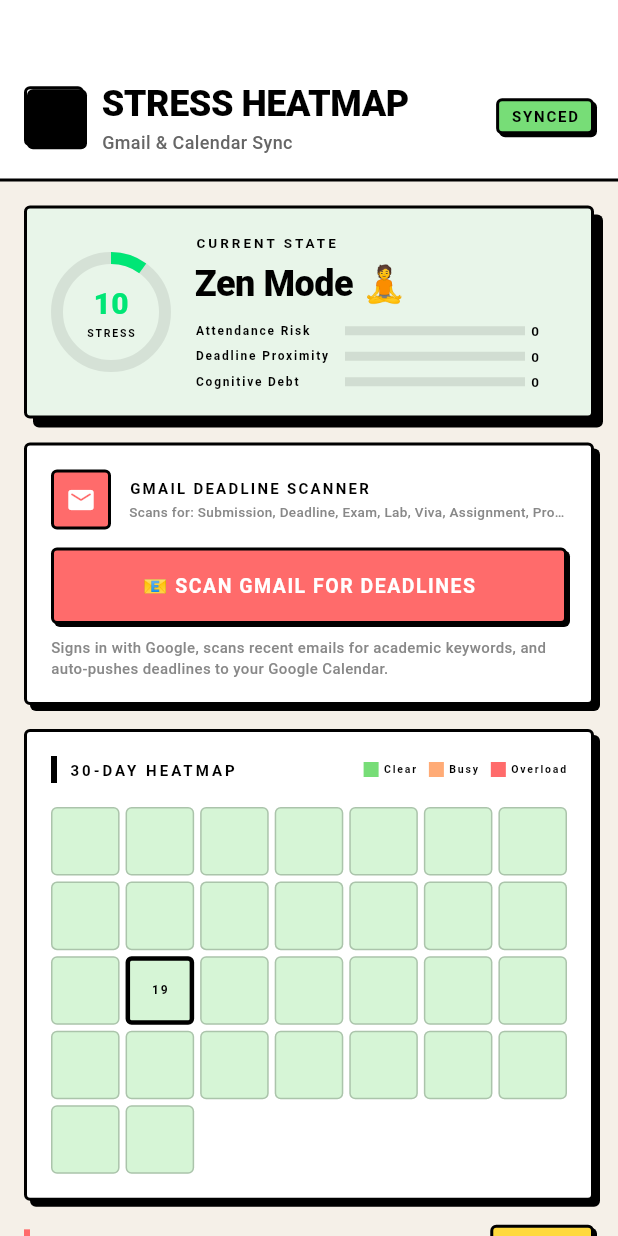
After one commit to Astr0876/insurance-claim-processing-platform, a Flutter app: the CalendarHeatmapScreen screen opened directly, on a phone screen of 412 x 824 dp. The commit adds this screen. Run offline on Flutter 3.47's test engine with Material 3 defaults, Android fonts, the phone set to English and light mode, and no system bars; our stand-ins replace audioplayers, connectivity_plus, file_picker, fl_chart, flutter_dotenv, google_generative_ai and 3 more; missing offline and left inert: google_mlkit_text_recognition, googleapis, home_widget, kanban_board, record, syncfusion_flutter_pdf and 1 more; accounts and stored records are empty; Roboto replaces fonts that are missing (RobotoMono); statements that could not run were skipped.

Commit message:
feat: Calendar Heatmap screen + purge all RunAnywhere references
New:
- Created CalendarHeatmapScreen with full PS compliance:
  - Visual Stress Meter (ring + breakdown bars)
  - Gmail Deadline Scanner (Google OAuth → scan → push to GCal)
  - 30-day color-coded heatmap (Green/Orange/Red)
  - Deadline list with urgency indicators (days left)
  - How It Works explainer card
- Added to drawer navigation (Stress Heatmap)
- Added to dashboard Quick Actions (Stress button)

Cleanup:
- Removed ALL RunAnywhere references (0 results in grep)
- Removed redundant widget imports in calendar screen

Routes now accessible:
- Drawer → The Engine
- Drawer → Kanban Board
- Drawer → LaTeX Workspace
- Drawer → Expense Tracker
- Drawer → Stress Heatmap (NEW)
- Quick Actions → Engine, Work, Brain, Squad, Kanban, LaTeX, Spent, Stress
- Bottom Nav → Pulse, Deep Work, Second Brain, Squad, Profile

```diff
--- a/lib/app/app_shell.dart
+++ b/lib/app/app_shell.dart
@@ -11,6 +11,7 @@ import '../../features/assistant/assistant_screen.dart';
 import '../../features/study_hub/screens/rooms_screen.dart';
 import '../../features/latex/latex_preview_screen.dart';
 import '../../features/expenses/screens/expense_screen.dart';
+import '../../features/calendar/calendar_heatmap_screen.dart';
 import '../../features/profile/screens/profile_screen.dart';
 import '../../core/providers/app_state.dart';
 import 'package:provider/provider.dart';
@@ -185,6 +186,7 @@ class _AppShellState extends State<AppShell> {
                 _drawerItem(Icons.view_kanban_rounded, 'Kanban Board', NBColors.blue, () => _push(const KanbanScreen())),
                 _drawerItem(Icons.description_rounded, 'LaTeX Workspace', NBColors.warning, () => _push(const LaTeXPreviewScreen())),
                 _drawerItem(Icons.payments_rounded, 'Expense Tracker', NBColors.pink, () => _push(const ExpenseScreen())),
+                _drawerItem(Icons.calendar_month_rounded, 'Stress Heatmap', NBColors.danger, () => _push(const CalendarHeatmapScreen())),
                 const SizedBox(height: 20),
                 _drawerSection('Settings'),
                 _drawerItem(Icons.cloud_download_rounded, 'AI Models', NBColors.purple, () {}),
--- a/lib/core/services/gemini_service.dart
+++ b/lib/core/services/gemini_service.dart
@@ -2,7 +2,7 @@ import 'package:flutter/foundation.dart';
 import 'package:google_generative_ai/google_generative_ai.dart';
 import 'package:flutter_dotenv/flutter_dotenv.dart';
 
-/// Drop-in replacement for RunAnywhere's AI features using Gemini API.
+/// Cloud-based AI service using Gemini 2.0 Flash API.
 /// Works on ALL platforms (iOS, Android, web, desktop) with zero native deps.
 class GeminiService {
   static GeminiService? _instance;
--- /dev/null
+++ b/lib/features/calendar/calendar_heatmap_screen.dart
@@ -0,0 +1,522 @@
+// ─────────────────────────────────────────────────────────────────
+//  lib/features/calendar/calendar_heatmap_screen.dart
+//  Gmail & Calendar Heatmap Sync — Visual Stress Meter
+//  PS Feature: "Gmail and Calendar Heatmap Sync"
+// ─────────────────────────────────────────────────────────────────
+
+import 'package:flutter/material.dart';
+import 'package:provider/provider.dart';
+import 'package:intl/intl.dart';
+import '../../core/providers/app_state.dart';
+import '../../core/theme/neubrut_tokens.dart';
+import '../../core/services/calendar_service.dart';
+import '../shared/widgets.dart';
+
+class CalendarHeatmapScreen extends StatefulWidget {
+  const CalendarHeatmapScreen({super.key});
+
+  @override
+  State<CalendarHeatmapScreen> createState() => _CalendarHeatmapScreenState();
+}
+
+class _CalendarHeatmapScreenState extends State<CalendarHeatmapScreen>
+    with SingleTickerProviderStateMixin {
+  late AnimationController _fadeCtrl;
+
+  @override
+  void initState() {
+    super.initState();
+    _fadeCtrl = AnimationController(
+      vsync: this,
+      duration: const Duration(milliseconds: 600),
+    )..forward();
+  }
+
+  @override
+  void dispose() {
+    _fadeCtrl.dispose();
+    super.dispose();
+  }
+
+  @override
+  Widget build(BuildContext context) {
+    return Consumer<AppState>(
+      builder: (context, state, _) {
+        final calendar = state.calendar;
+        final stressColor = state.stressColor;
+        final heatmap = calendar.deadlineHeatmap;
+
+        return Scaffold(
+          backgroundColor: NBColors.bg,
+          body: CustomScrollView(
+            physics: const BouncingScrollPhysics(),
+            slivers: [
+              // ── Header ──────────────────────────────────────────
+              SliverToBoxAdapter(
+                child: Container(
+                  padding: const EdgeInsets.fromLTRB(16, 52, 16, 16),
+                  decoration: const BoxDecoration(
+                    color: NBColors.white,
+                    border: Border(bottom: BorderSide(color: NBColors.black, width: 2)),
+                  ),
+                  child: Column(
+                    crossAxisAlignment: CrossAxisAlignment.start,
+                    children: [
+                      Row(
+                        children: [
+                          GestureDetector(
+                            onTap: () => Navigator.pop(context),
+                            child: Container(
+                              padding: const EdgeInsets.all(8),
+                              decoration: BoxDecoration(
+                                border: Border.all(color: NBColors.black, width: 2),
+                                borderRadius: NBRadius.softAll,
+                                boxShadow: NBShadows.small,
+                              ),
+                              child: const Icon(Icons.arrow_back_rounded, size: 20),
+                            ),
+                          ),
+                          const SizedBox(width: 12),
+                          Expanded(
+                            child: Column(
+                              crossAxisAlignment: CrossAxisAlignment.start,
+                              children: [
+                                Text('STRESS HEATMAP', style: NBText.heading2),
+                                Text(
+                                  'Gmail & Calendar Sync',
+                                  style: NBText.bodySmall.copyWith(color: const Color(0xFF666666)),
+                                ),
+                              ],
+                            ),
+                          ),
+                          NBBadge(
+                            label: calendar.isSyncing ? 'SYNCING...' : 'SYNCED',
+                            fillColor: calendar.isSyncing ? NBColors.orange : NBColors.green,
+                          ),
+                        ],
+                      ),
+                    ],
+                  ),
+                ),
+              ),
+
+              // ── Stress Meter ────────────────────────────────────
+              SliverToBoxAdapter(
+                child: FadeTransition(
+                  opacity: _fadeCtrl,
+                  child: Padding(
+                    padding: const EdgeInsets.fromLTRB(16, 16, 16, 8),
+                    child: NBCard(
+                      fillColor: _stressStateColor(calendar.stressState),
+                      shadows: NBShadows.large,
+                      child: Column(
+                        children: [
+                          Row(
+                            children: [
+                              AnimatedPercentageRing(
+                                percentage: state.stressLevel,
+                                size: 80,
+                                color: stressColor,
+                                strokeWidth: 8,
+                                child: Column(
+                                  mainAxisSize: MainAxisSize.min,
+                                  children: [
+                                    Text(
+                                      '${state.stressLevel.round()}',
+                                      style: NBText.mono.copyWith(fontSize: 20, color: stressColor),
+                                    ),
+                                    Text('STRESS', style: NBText.label.copyWith(fontSize: 7)),
+                                  ],
+                                ),
+                              ),
+                              const SizedBox(width: 16),
+                              Expanded(
+                                child: Column(
+                                  crossAxisAlignment: CrossAxisAlignment.start,
+                                  children: [
+                                    Text('CURRENT STATE', style: NBText.label.copyWith(fontSize: 9, letterSpacing: 2)),
+                                    const SizedBox(height: 4),
+                                    Text(state.stressLabel, style: NBText.heading2),
+                                    const SizedBox(height: 8),
+                                    _stressBar('Attendance Risk', (100 - state.attendance.overallPercentage).clamp(0, 100), NBColors.danger),
+                                    const SizedBox(height: 4),
+                                    _stressBar('Deadline Proximity', calendar.deadlineProximityScore, NBColors.orange),
+                                    const SizedBox(height: 4),
+                                    _stressBar('Cognitive Debt', (state.kanban.todoTasks.length * 12.0).clamp(0, 100), NBColors.purple),
+                                  ],
+                                ),
+                              ),
+                            ],
+                          ),
+                        ],
+                      ),
+                    ),
+                  ),
+                ),
+              ),
+
+              // ── Gmail Sync Button ──────────────────────────────
+              SliverToBoxAdapter(
+                child: Padding(
+                  padding: const EdgeInsets.symmetric(horizontal: 16, vertical: 8),
+                  child: NBCard(
+                    fillColor: NBColors.white,
+                    child: Column(
+                      crossAxisAlignment: CrossAxisAlignment.start,
+                      children: [
+                        Row(
+                          children: [
+                            Container(
+                              padding: const EdgeInsets.all(8),
+                              decoration: BoxDecoration(
+                                color: NBColors.danger,
+                                border: Border.all(color: NBColors.black, width: 2),
+                                borderRadius: NBRadius.softAll,
+                              ),
+                              child: const Icon(Icons.email_rounded, color: NBColors.white, size: 20),
+                            ),
+                            const SizedBox(width: 12),
+                            Expanded(
+                              child: Column(
+                                crossAxisAlignment: CrossAxisAlignment.start,
+                                children: [
+                                  Text('GMAIL DEADLINE SCANNER', style: NBText.label.copyWith(letterSpacing: 1.5)),
+                                  const SizedBox(height: 2),
+                                  Text(
+                                    'Scans for: ${CalendarService.academicKeywords.join(", ")}',
+                                    style: NBText.bodySmall.copyWith(fontSize: 9, color: const Color(0xFF888888)),
+                                    maxLines: 1,
+                                    overflow: TextOverflow.ellipsis,
+                                  ),
+                                ],
+                              ),
+                            ),
+                          ],
+                        ),
+                        const SizedBox(height: 12),
+                        NBButton(
+                          label: calendar.isSyncing ? '⏳ SCANNING GMAIL...' : '📧 SCAN GMAIL FOR DEADLINES',
+                          fullWidth: true,
+                          fillColor: calendar.isSyncing ? NBColors.black : NBColors.danger,
+                          labelColor: NBColors.white,
+                          onTap: calendar.isSyncing ? null : () => calendar.syncGmail(),
+                        ),
+                        const SizedBox(height: 8),
+                        Text(
+                          'Signs in with Google, scans recent emails for academic keywords, and auto-pushes deadlines to your Google Calendar.',
+                          style: NBText.bodySmall.copyWith(fontSize: 10, color: const Color(0xFF888888)),
+                        ),
+                      ],
+                    ),
+                  ),
+                ),
+              ),
+
+              // ── Calendar Heatmap ───────────────────────────────
+              SliverToBoxAdapter(
+                child: Padding(
+                  padding: const EdgeInsets.symmetric(horizontal: 16, vertical: 8),
+                  child: NBCard(
+                    fillColor: NBColors.white,
+                    shadows: NBShadows.medium,
+                    child: Column(
+                      crossAxisAlignment: CrossAxisAlignment.start,
+                      children: [
+                        Row(
+                          children: [
+                            Container(width: 4, height: 18, color: NBColors.black, margin: const EdgeInsets.only(right: 8)),
+                            Text('30-DAY HEATMAP', style: NBText.label.copyWith(letterSpacing: 2)),
+                            const Spacer(),
+                            _legendDot(NBColors.green, 'Clear'),
+                            const SizedBox(width: 8),
+                            _legendDot(NBColors.orange, 'Busy'),
+                            const SizedBox(width: 8),
+                            _legendDot(NBColors.danger, 'Overload'),
+                          ],
+                        ),
+                        const SizedBox(height: 16),
+                        _buildHeatmapGrid(heatmap),
+                      ],
+                    ),
+                  ),
+                ),
+              ),
+
+              // ── Deadlines List ─────────────────────────────────
+              SliverToBoxAdapter(
+                child: Padding(
+                  padding: const EdgeInsets.fromLTRB(16, 8, 16, 4),
+                  child: Row(
+                    children: [
+                      Container(width: 4, height: 18, color: NBColors.danger, margin: const EdgeInsets.only(right: 8)),
+                      Text('UPCOMING DEADLINES', style: NBText.label.copyWith(letterSpacing: 2)),
+                      const Spacer(),
+                      NBBadge(label: '${calendar.deadlines.length} found'),
+                    ],
+                  ),
+                ),
+              ),
+
+              if (calendar.deadlines.isEmpty)
+                SliverToBoxAdapter(
+                  child: Padding(
+                    padding: const EdgeInsets.all(16),
+                    child: NBCard(
+                      fillColor: NBColors.green,
+                      child: Column(
+                        children: [
+                          const Text('🎉', style: TextStyle(fontSize: 40)),
+                          const SizedBox(height: 8),
+                          Text('All clear!', style: NBText.heading3),
+                          Text(
+                            'No upcoming deadlines detected. Tap "Scan Gmail" to check.',
+                            style: NBText.bodySmall,
+                            textAlign: TextAlign.center,
+                          ),
+                        ],
+                      ),
+                    ),
+                  ),
+                )
+              else
+                SliverPadding(
+                  padding: const EdgeInsets.symmetric(horizontal: 16),
+                  sliver: SliverList(
+                    delegate: SliverChildBuilderDelegate(
+                      (context, i) {
+                        final d = calendar.deadlines[i];
+                        final daysLeft = d.date.difference(DateTime.now()).inDays;
+                        final isUrgent = daysLeft <= 1;
+                        final isSoon = daysLeft <= 3;
+
+                        return Padding(
+                          padding: const EdgeInsets.only(bottom: 10),
+                          child: NBCard(
+                            fillColor: isUrgent
+                                ? NBColors.danger
+                                : isSoon
+                                    ? NBColors.orange
+                                    : NBColors.white,
+                            shadows: NBShadows.small,
+                            child: Row(
+                              children: [
+                                Container(
+                                  width: 48,
+                                  height: 48,
+                                  decoration: BoxDecoration(
+                                    color: isUrgent ? NBColors.white : NBColors.primary,
+                                    border: Border.all(color: NBColors.black, width: 2),
+                                    borderRadius: NBRadius.softAll,
+                                  ),
+                                  child: Column(
+                                    mainAxisAlignment: MainAxisAlignment.center,
+                                    children: [
+                                      Text(
+                                        DateFormat('dd').format(d.date),
+                                        style: NBText.mono.copyWith(fontSize: 16),
+                                      ),
+                                      Text(
+                                        DateFormat('MMM').format(d.date).toUpperCase(),
+                                        style: NBText.label.copyWith(fontSize: 8),
+                                      ),
+                                    ],
+                                  ),
+                                ),
+                                const SizedBox(width: 12),
+                                Expanded(
+                                  child: Column(
+                                    crossAxisAlignment: CrossAxisAlignment.start,
+                                    children: [
+                                      Text(
+                                        d.title,
+                                        style: NBText.heading3.copyWith(
+                                          fontSize: 14,
+                                          color: isUrgent ? NBColors.white : NBColors.black,
+                                        ),
+                                        maxLines: 2,
+                                        overflow: TextOverflow.ellipsis,
+                                      ),
+                                      const SizedBox(height: 4),
+                                      Row(
+                                        children: [
+                                          NBBadge(
+                                            label: d.source.toUpperCase(),
+                                            fillColor: isUrgent ? NBColors.white : NBColors.black,
+                                            textColor: isUrgent ? NBColors.black : NBColors.white,
+                                            fontSize: 8,
+                                          ),
+                                          const SizedBox(width: 6),
+                                          NBBadge(
+                                            label: d.keyword.toUpperCase(),
+                                            fillColor: NBColors.purple,
+                                            fontSize: 8,
+                                          ),
+                                        ],
+                                      ),
+                                    ],
+                                  ),
+                                ),
+                                Column(
+                                  children: [
+                                    Text(
+                                      daysLeft <= 0 ? 'TODAY' : '${daysLeft}d',
+                                      style: NBText.mono.copyWith(
+                                        fontSize: 20,
+                                        color: isUrgent ? NBColors.white : NBColors.black,
+                                      ),
+                                    ),
+                                    Text(
+                                      'LEFT',
+                                      style: NBText.label.copyWith(
+                                        fontSize: 8,
+                                        color: isUrgent ? NBColors.white : const Color(0xFF888888),
+                                      ),
+                                    ),
+                                  ],
+                                ),
+                              ],
+                            ),
+                          ),
+                        );
+                      },
+                      childCount: calendar.deadlines.length,
+                    ),
+                  ),
+                ),
+
+              // ── Add Manual Deadline ────────────────────────────
+              SliverToBoxAdapter(
+                child: Padding(
+                  padding: const EdgeInsets.fromLTRB(16, 8, 16, 100),
+                  child: NBCard(
+                    fillColor: NBColors.purple,
+                    child: Column(
+                      crossAxisAlignment: CrossAxisAlignment.start,
+                      children: [
+                        Text('HOW IT WORKS', style: NBText.label.copyWith(letterSpacing: 2)),
+                        const SizedBox(height: 12),
+                        ...[
+                          ('📧', 'Signs in with Google OAuth'),
+                          ('🔍', 'Scans Gmail for academic keywords (Exam, Deadline, Lab, Viva...)'),
+                          ('📅', 'Auto-pushes found deadlines to Google Calendar with ⚠️ prefix'),
+                          ('🔥', 'Calculates Stress State: Green → Yellow → Red based on collisions'),
+                          ('📊', 'Heatmap shows 30-day deadline density at a glance'),
+                        ].map((t) => Padding(
+                          padding: const EdgeInsets.only(bottom: 6),
+                          child: Row(
+                            crossAxisAlignment: CrossAxisAlignment.start,
+                            children: [
+                              Text(t.$1, style: const TextStyle(fontSize: 16)),
+                              const SizedBox(width: 10),
+                              Expanded(child: Text(t.$2, style: NBText.bodySmall)),
+                            ],
+                          ),
+                        )),
+                      ],
+                    ),
+                  ),
+                ),
+              ),
+            ],
+          ),
+        );
+      },
+    );
+  }
+
+  // ── Heatmap grid (30 days) ──────────────────────────────────────
+  Widget _buildHeatmapGrid(Map<DateTime, double> heatmap) {
+    final today = DateTime.now();
+    final cells = List.generate(30, (i) {
+      final date = today.add(Duration(days: i - 15)); // 15 days before + 15 days after
+      final dateOnly = DateTime(date.year, date.month, date.day);
+      final intensity = heatmap[dateOnly] ?? 0.0;
+      final isToday = dateOnly.year == today.year && dateOnly.month == today.month && dateOnly.day == today.day;
+
+      Color cellColor;
+      if (intensity >= 0.7) {
+        cellColor = NBColors.danger;
+      } else if (intensity >= 0.4) {
+        cellColor = NBColors.orange;
+      } else if (intensity > 0) {
+        cellColor = NBColors.primary;
+      } else {
+        cellColor = NBColors.green.withValues(alpha: 0.3);
+      }
+
+      return Tooltip(
+        message: '${DateFormat('dd MMM').format(date)}: ${intensity > 0 ? "Busy" : "Clear"}',
+        child: Container(
+          decoration: BoxDecoration(
+            color: cellColor,
+            border: Border.all(
+              color: isToday ? NBColors.black : NBColors.black.withValues(alpha: 0.2),
+              width: isToday ? 3 : 1,
+            ),
+            borderRadius: NBRadius.softAll,
+          ),
+          child: isToday
+              ? Center(
+                  child: Text(
+                    DateFormat('d').format(date),
+                    style: NBText.label.copyWith(fontSize: 8),
+                  ),
+                )
+              : null,
+        ),
+      );
+    });
+
+    return GridView.count(
+      crossAxisCount: 7,
+      shrinkWrap: true,
+      physics: const NeverScrollableScrollPhysics(),
+      mainAxisSpacing: 4,
+      crossAxisSpacing: 4,
+      children: cells,
+    );
+  }
+
+  Widget _stressBar(String label, double value, Color color) {
+    return Row(
+      children: [
+        SizedBox(
+          width: 100,
+          child: Text(label, style: NBText.label.copyWith(fontSize: 8), overflow: TextOverflow.ellipsis),
+        ),
+        Expanded(
+          child: Stack(
+            children: [
+              Container(height: 6, color: NBColors.black.withValues(alpha: 0.1)),
+              FractionallySizedBox(
+                widthFactor: (value / 100).clamp(0, 1),
+                child: Container(height: 6, color: color),
+              ),
+            ],
+          ),
+        ),
+        const SizedBox(width: 4),
+        SizedBox(width: 24, child: Text('${value.round()}', style: NBText.monoSmall.copyWith(fontSize: 9))),
+      ],
+    );
+  }
+
+  Widget _legendDot(Color color, String label) {
+    return Row(
+      mainAxisSize: MainAxisSize.min,
+      children: [
+        Container(width: 10, height: 10, color: color),
+        const SizedBox(width: 3),
+        Text(label, style: NBText.label.copyWith(fontSize: 7)),
+      ],
+    );
+  }
+
+  Color _stressStateColor(StressState state) {
+    switch (state) {
+      case StressState.red: return const Color(0xFFFFEAEA);
+      case StressState.yellow: return const Color(0xFFFFF8E1);
+      case StressState.green: return const Color(0xFFE8F5E9);
+    }
+  }
+}
--- a/lib/features/dashboard/dashboard_screen.dart
+++ b/lib/features/dashboard/dashboard_screen.dart
@@ -8,6 +8,7 @@ import '../engine/engine_screen.dart';
 import '../kanban/kanban_screen.dart';
 import '../latex/latex_preview_screen.dart';
 import '../expenses/screens/expense_screen.dart';
+import '../calendar/calendar_heatmap_screen.dart';
 import 'package:intl/intl.dart';
 
 class DashboardScreen extends StatefulWidget {
@@ -745,6 +746,7 @@ class _DashboardScreenState extends State<DashboardScreen>
       (Icons.view_kanban_rounded, 'Kanban', NBColors.blue, -2),
       (Icons.description_rounded, 'LaTeX', NBColors.warning, -3),
       (Icons.payments_rounded, 'Spent', NBColors.pink, -4),
+      (Icons.calendar_month_rounded, 'Stress', NBColors.danger, -5),
     ];
 
     return Padding(
@@ -775,6 +777,7 @@ class _DashboardScreenState extends State<DashboardScreen>
                           if (a.$4 == -2) Navigator.push(context, MaterialPageRoute(builder: (_) => const KanbanScreen()));
                           if (a.$4 == -3) Navigator.push(context, MaterialPageRoute(builder: (_) => const LaTeXPreviewScreen()));
                           if (a.$4 == -4) Navigator.push(context, MaterialPageRoute(builder: (_) => const ExpenseScreen()));
+                          if (a.$4 == -5) Navigator.push(context, MaterialPageRoute(builder: (_) => const CalendarHeatmapScreen()));
                         }
                       },
                     ),
```
